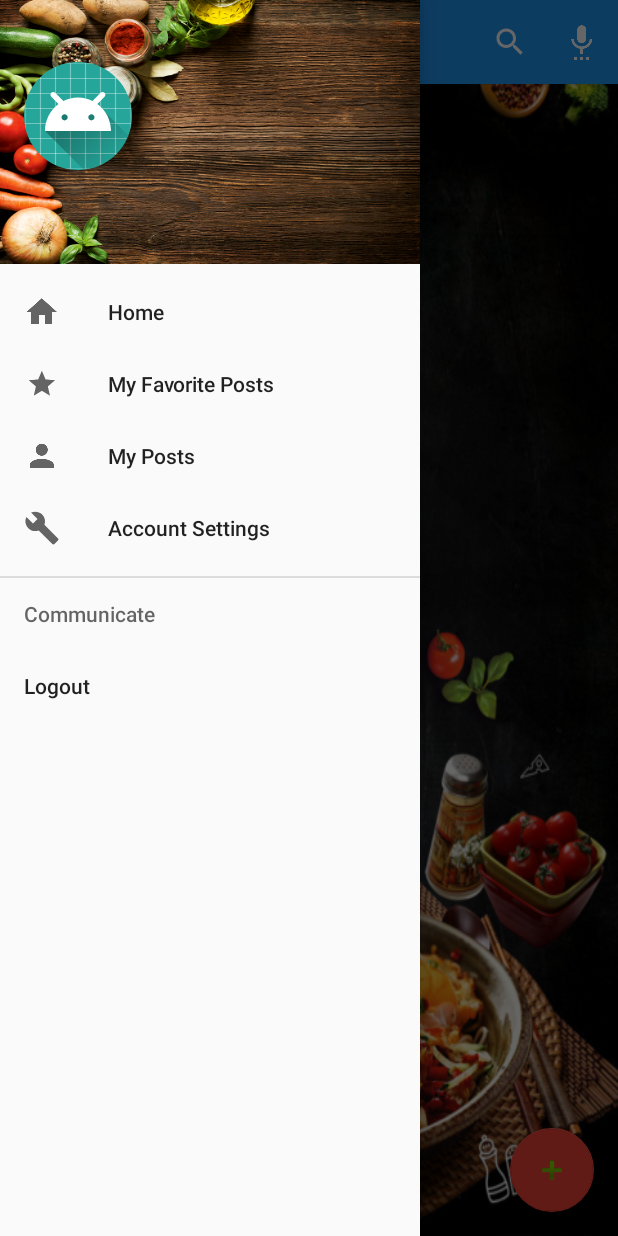
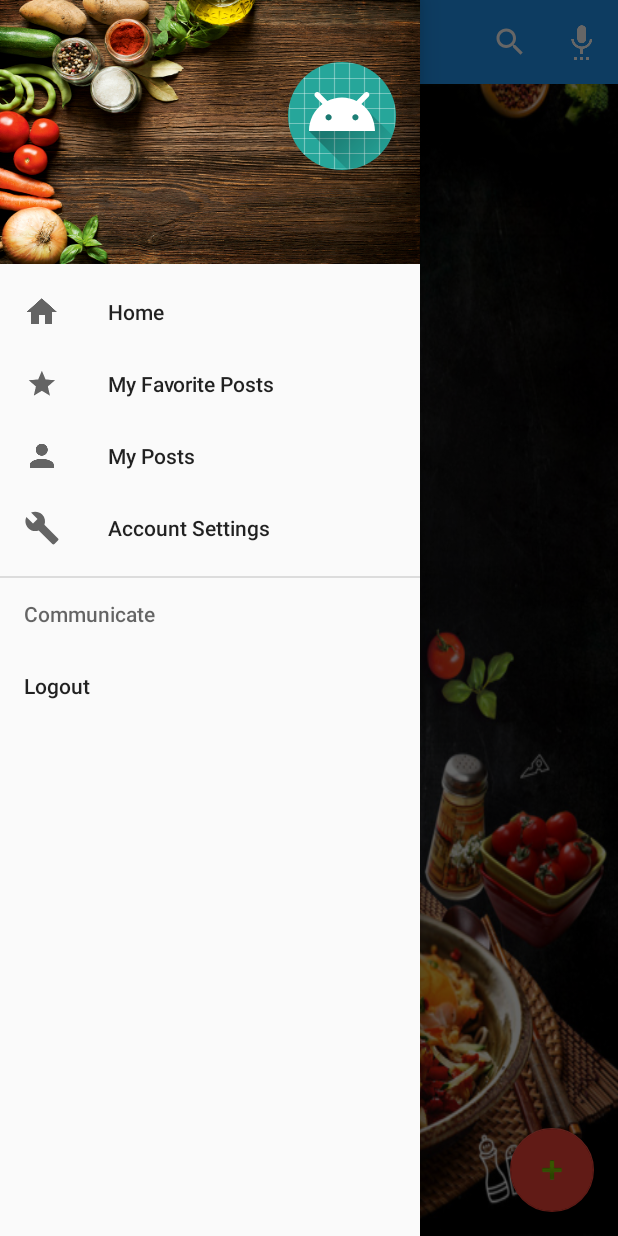
Before and after one commit to edgarhakobyan/Blog-App, an Android app: the MainActivity screen opened directly, with no data from a screen before it, with the side drawer open, on a phone screen of 412 x 824 dp. Run offline under Robolectric (Android 15) with nearby library versions, the light colour scheme and no system bars; our stand-ins replace CircleImageView, Firebase (no records; nobody signed in at launch, a user with empty details on screens opened directly); 1 statement that could not run was skipped.

Commit message:
Moved nav header image, name, email to right

```diff
--- a/app/src/main/java/com/example/edgar/blog_app/activities/MainActivity.java
+++ b/app/src/main/java/com/example/edgar/blog_app/activities/MainActivity.java
@@ -1,5 +1,6 @@
 package com.example.edgar.blog_app.activities;
 
+import android.annotation.SuppressLint;
 import android.content.ActivityNotFoundException;
 import android.content.Intent;
 import android.os.Bundle;
@@ -42,7 +43,6 @@
 
 import java.util.ArrayList;
 import java.util.List;
-import java.util.Locale;
 import java.util.Objects;
 
 import de.hdodenhof.circleimageview.CircleImageView;
@@ -50,11 +50,7 @@
 public class MainActivity extends AppCompatActivity
         implements NavigationView.OnNavigationItemSelectedListener {
 
-    FloatingActionButton addPostBtn;
-
     private RecyclerView mPostListView;
-
-    private SearchView searchView;
 
     private List<Post> postList;
     private List<User> userList;
@@ -67,10 +63,6 @@
     private DocumentSnapshot lastVisible;
 
     private Boolean isFirstPageFirstLoad = true;
-
-    private CircleImageView userHeaderImage;
-    private TextView userHeaderName;
-    private TextView userHeaderEmail;
 
     private static boolean isSearchedListShown = false;
 
@@ -89,7 +81,7 @@
         mAuth = FirebaseAuth.getInstance();
         mFirebaseFirestore = FirebaseFirestore.getInstance();
 
-        addPostBtn = findViewById(R.id.fab);
+        FloatingActionButton addPostBtn = findViewById(R.id.fab);
         addPostBtn.setOnClickListener(new View.OnClickListener() {
             @Override
             public void onClick(View view) {
@@ -166,7 +158,7 @@
         getMenuInflater().inflate(R.menu.main, menu);
 
         MenuItem searchItem = menu.findItem(R.id.action_search);
-        searchView = (SearchView) searchItem.getActionView();
+        final SearchView searchView = (SearchView) searchItem.getActionView();
 
         searchView.setOnQueryTextListener(new SearchView.OnQueryTextListener() {
 
@@ -455,13 +447,14 @@
 
     private void changeNavigationHeader() {
 
-        userHeaderName = findViewById(R.id.user_header_name);
-        userHeaderImage = findViewById(R.id.user_header_image);
-        userHeaderEmail = findViewById(R.id.user_header_email);
+        final CircleImageView userHeaderImage = findViewById(R.id.user_header_image);
+        final TextView userHeaderName = findViewById(R.id.user_header_name);
+        TextView userHeaderEmail = findViewById(R.id.user_header_email);
 
         String currentUserId = Objects.requireNonNull(mAuth.getCurrentUser()).getUid();
         mFirebaseFirestore.collection(Constants.USERS).document(currentUserId).get()
                 .addOnCompleteListener(new OnCompleteListener<DocumentSnapshot>() {
+                    @SuppressLint("CheckResult")
                     @Override
                     public void onComplete(@NonNull Task<DocumentSnapshot> task) {
                         if (task.isSuccessful()) {
--- a/app/src/main/res/layout/nav_header_main.xml
+++ b/app/src/main/res/layout/nav_header_main.xml
@@ -15,6 +15,7 @@
         android:id="@+id/user_header_image"
         android:layout_width="wrap_content"
         android:layout_height="wrap_content"
+        android:layout_gravity="end"
         android:paddingTop="@dimen/nav_header_vertical_spacing"
         android:src="@mipmap/ic_launcher_round"/>
 
@@ -24,12 +25,14 @@
         android:layout_height="wrap_content"
         android:paddingTop="@dimen/nav_header_vertical_spacing"
         android:text="@string/user_name_nav_bar"
+        android:textAlignment="textEnd"
         android:textAppearance="@style/TextAppearance.AppCompat.Body1" />
 
     <TextView
         android:id="@+id/user_header_email"
-        android:layout_width="wrap_content"
+        android:layout_width="match_parent"
         android:layout_height="wrap_content"
-        android:text="@string/user_email_nav_bar" />
+        android:text="@string/user_email_nav_bar"
+        android:textAlignment="textEnd" />
 
 </LinearLayout>
```
